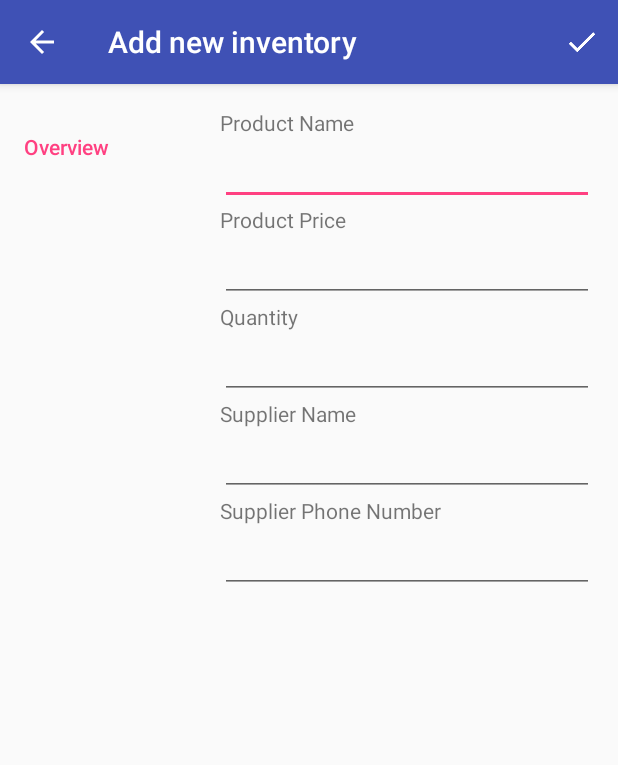
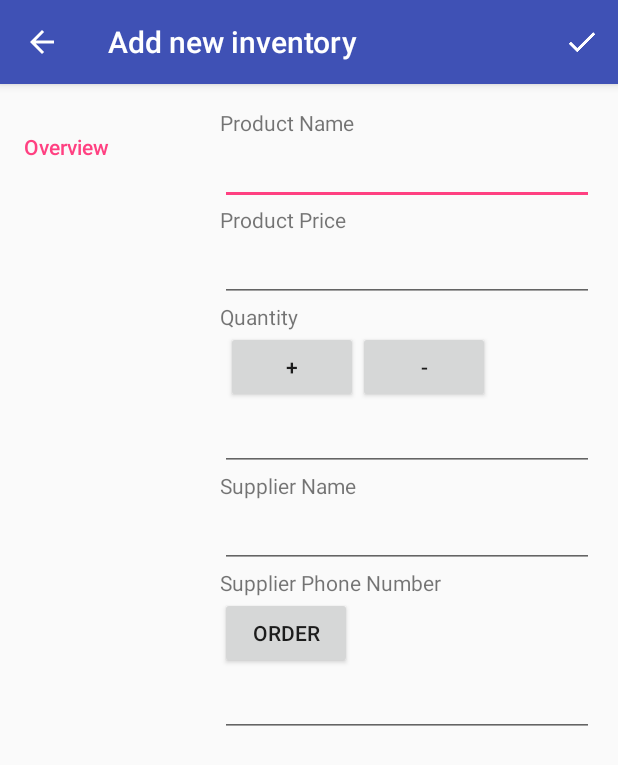
Before and after one commit to PassionateSolutions/InventoryAppStage2, an Android app: the screen it shows after launch (EditorActivity), after a tap on an icon or button, on a phone screen of 412 x 824 dp. Shown: the top 765 px of the screen. Run offline under Robolectric (Android 15) with nearby library versions, the phone set to English and light mode, and no system bars.

```diff
--- a/app/src/main/AndroidManifest.xml
+++ b/app/src/main/AndroidManifest.xml
@@ -1,6 +1,9 @@
 <?xml version="1.0" encoding="utf-8"?>
 <manifest xmlns:android="http://schemas.android.com/apk/res/android"
     package="com.example.zzyzj.inventoryappstage1">
+
+    <uses-permission android:name="android.permission.CALL_PHONE" />
+
 
     <application
         android:allowBackup="true"
@@ -27,6 +30,7 @@
                 android:name="android.support.PARENT_ACTIVITY"
                 android:value=".MainActivity" />
         </activity>
+
         <provider
             android:name=".data.InventoryProvider"
             android:authorities="com.example.zzyzj.inventoryappstage1"
--- a/app/src/main/java/com/example/zzyzj/inventoryappstage1/MainActivity.java
+++ b/app/src/main/java/com/example/zzyzj/inventoryappstage1/MainActivity.java
@@ -78,15 +78,6 @@ public class MainActivity extends AppCompatActivity implements LoaderManager.Loa
 
     }
 
-    /**
-     * Subtracts -1 to quantity
-     */
-
-    //public void saleButton(View view) {
-        //scoreTeamA = scoreTeamA + 1;
-        //displayForTeamA(scoreTeamA);
-    //}
-
     // for testing if the app is working correctly when selecting "insert dummy data"
 
     private void insertInventory(){
@@ -148,7 +139,8 @@ public class MainActivity extends AppCompatActivity implements LoaderManager.Loa
         String[] projection = {
                 InventoryContract.InventoryEntry._ID,
                 InventoryContract.InventoryEntry.COLUMN_PRODUCT_NAME,
-                InventoryContract.InventoryEntry.COLUMN_PRICE};
+                InventoryContract.InventoryEntry.COLUMN_PRICE,
+                InventoryContract.InventoryEntry.COLUMN_QUANTITY};
 
         // this loader will execute the ContentProvider's query method on a background thread
         return new CursorLoader(this,
@@ -161,7 +153,7 @@ public class MainActivity extends AppCompatActivity implements LoaderManager.Loa
 
     @Override
     public void onLoadFinished(Loader<Cursor> loader, Cursor data) {
-        // update {@link PetCursorAdapter} with this new cursor containing updated pet data
+        // update {@link InventoryCursorAdapter} with this new cursor containing updated inventory data
         mCursorAdapter.swapCursor(data);
 
     }
--- a/app/src/main/java/com/example/zzyzj/inventoryappstage1/data/InventoryDbHelper.java
+++ b/app/src/main/java/com/example/zzyzj/inventoryappstage1/data/InventoryDbHelper.java
@@ -38,10 +38,10 @@ public class InventoryDbHelper extends SQLiteOpenHelper {
         String SQL_CREATE_INVENTORY_TABLE = "CREATE TABLE " + InventoryContract.InventoryEntry.TABLE_NAME + " (" +
                 InventoryContract.InventoryEntry._ID + " INTEGER PRIMARY KEY AUTOINCREMENT, " +
                 InventoryContract.InventoryEntry.COLUMN_PRODUCT_NAME + " TEXT NOT NULL, " +
-                InventoryContract.InventoryEntry.COLUMN_PRICE + " TEXT, " +
+                InventoryContract.InventoryEntry.COLUMN_PRICE + " TEXT NOT NULL, " +
                 InventoryContract.InventoryEntry.COLUMN_QUANTITY + " INTEGER NOT NULL, " +
-                InventoryContract.InventoryEntry.COLUMN_SUPPLIER_NAME + " TEXT, " +
-                InventoryContract.InventoryEntry.COLUMN_SUPPLIER_PHONE + " TEXT);";
+                InventoryContract.InventoryEntry.COLUMN_SUPPLIER_NAME + " TEXT NOT NULL, " +
+                InventoryContract.InventoryEntry.COLUMN_SUPPLIER_PHONE + " TEXT NOT NULL);";
 
         // Execute the SQL statement
         db.execSQL(SQL_CREATE_INVENTORY_TABLE);
--- a/app/src/main/java/com/example/zzyzj/inventoryappstage1/data/InventoryProvider.java
+++ b/app/src/main/java/com/example/zzyzj/inventoryappstage1/data/InventoryProvider.java
@@ -146,7 +146,7 @@ public class InventoryProvider extends ContentProvider {
         // Get writable database
         SQLiteDatabase database = mDbHelper.getWritableDatabase();
 
-        // Insert the new pet with the given values
+        // Insert the new inventory with the given values
         long id = database.insert(InventoryContract.InventoryEntry.TABLE_NAME, null, values);
 
         // If the ID is -1, then the insertion failed. Log an error and return null.
@@ -155,7 +155,7 @@ public class InventoryProvider extends ContentProvider {
             return null;
         }
 
-        // notify all listeners that the data has changed for the pet content URI
+        // notify all listeners that the data has changed for the inventory content URI
         getContext().getContentResolver().notifyChange(uri, null);
 
         // Once we know the ID of the new row in the table,
--- a/app/src/main/res/layout/activity_editor.xml
+++ b/app/src/main/res/layout/activity_editor.xml
@@ -55,10 +55,34 @@
                 android:layout_height="wrap_content"
                 android:text="Quantity"/>
 
+            <!-- LinearLayout for + and - buttons of quantity -->
+
+            <LinearLayout
+                android:layout_height="wrap_content"
+                android:layout_width="wrap_content"
+                android:paddingLeft="4dp"
+                android:orientation="horizontal">
+
+            <Button
+                android:id="@+id/quantity_positive_button"
+                android:layout_width="match_parent"
+                android:layout_height="wrap_content"
+                android:focusable="false"
+                android:text="+"/>
+
+            <Button
+                android:id="@+id/quantity_negative_button"
+                android:layout_width="match_parent"
+                android:layout_height="wrap_content"
+                android:focusable="false"
+                android:text="-"/>
+
+            </LinearLayout>
+
             <!-- Quantity field -->
             <EditText
                 android:id="@+id/edit_quantity"
-                android:inputType="textCapWords"
+                android:inputType="number"
                 style="@style/EditorFieldStyle" />
 
             <TextView
@@ -77,6 +101,13 @@
                 android:layout_height="wrap_content"
                 android:text="Supplier Phone Number"/>
 
+            <Button
+                android:id="@+id/order_button"
+                android:layout_width="wrap_content"
+                android:layout_height="wrap_content"
+                android:focusable="false"
+                android:text="Order"/>
+
             <!-- Supplier Phone field -->
             <EditText
                 android:id="@+id/edit_supplier_phone"
--- a/app/src/main/res/values/strings.xml
+++ b/app/src/main/res/values/strings.xml
@@ -78,7 +78,13 @@
     <!-- Toast text for the EditorActivity if edit passed [CHAR LIMIT=50] -->
     <string name="editor_update_inventory_successful">Edit Inventory Successful</string>
 
-    <!-- Text  for quantity field default to 0 [CHAR LIMIT=30] -->
-    <string name="zero_quantity">0</string>
+    <!-- Label for toast message when inventory is saved [CHAR LIMIT=20] -->
+    <string name="editor_insert_inventory_successful">Inventory saved</string>
+
+    <!-- Label for toast message when inventory is not saved [CHAR LIMIT=20] -->
+    <string name="editor_insert_inventory_failed">Error with saving inventory</string>
+
+    <!-- Label for toast message when inventory is not filled in [CHAR LIMIT=20] -->
+    <string name="editor_insert_inventory_data">Name, Price, Quantity, Supplier Name, Supplier Phone Number must not be empty!</string>
 
 </resources>
```
Also changed, not shown: app/src/main/java/com/example/zzyzj/inventoryappstage1/EditorActivity.java (+96 -27 lines), app/src/main/java/com/example/zzyzj/inventoryappstage1/InventoryCursorAdapter.java (+45 -12 lines), app/src/main/res/layout/list_item.xml (+3 -4 lines).
